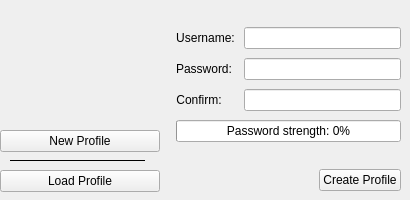
This is src/loginscreen.ui in qTox/qTox as Qt 5 draws it before an edit. The edited form follows.
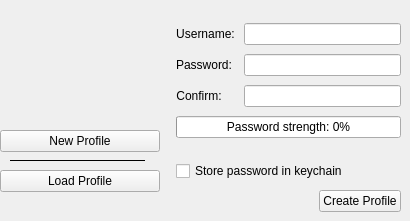
This is the edited form. The open tabs and pages were chosen to show the change. Icons and pictures are not drawn. Custom widgets are drawn as their Qt base class.

Commit message: feat(widget): add support for QtKeychain to store/retrieve passwords

The edit to the form file:
```diff
--- a/src/loginscreen.ui
+++ b/src/loginscreen.ui
@@ -7,19 +7,19 @@
     <x>0</x>
     <y>0</y>
     <width>410</width>
-    <height>200</height>
+    <height>221</height>
    </rect>
   </property>
   <property name="minimumSize">
    <size>
     <width>410</width>
-    <height>200</height>
+    <height>221</height>
    </size>
   </property>
   <property name="maximumSize">
    <size>
     <width>415</width>
-    <height>200</height>
+    <height>221</height>
    </size>
   </property>
   <property name="windowTitle">
@@ -35,7 +35,7 @@
      <x>160</x>
      <y>0</y>
      <width>250</width>
-     <height>200</height>
+     <height>221</height>
     </rect>
    </property>
    <property name="autoFillBackground">
@@ -155,7 +155,7 @@
            </property>
           </widget>
          </item>
-         <item row="9" column="0" colspan="2">
+         <item row="10" column="0" colspan="2">
           <layout class="QHBoxLayout" name="horizontalLayout">
            <item>
             <spacer name="horizontalSpacer">
@@ -205,6 +205,13 @@
            </property>
           </spacer>
          </item>
+         <item row="9" column="0" colspan="2">
+          <widget class="QCheckBox" name="storePasswordInKeychain2CB">
+           <property name="text">
+            <string>Store password in keychain</string>
+           </property>
+          </widget>
+         </item>
         </layout>
        </item>
       </layout>
```
Left out of the diff: 7 changed lines with no effect on the pictures. The commit also changes 16 other files.
